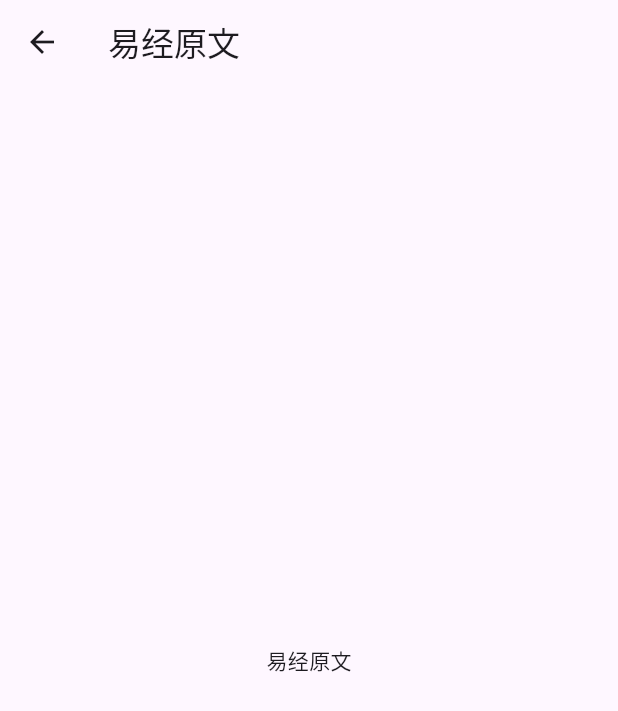
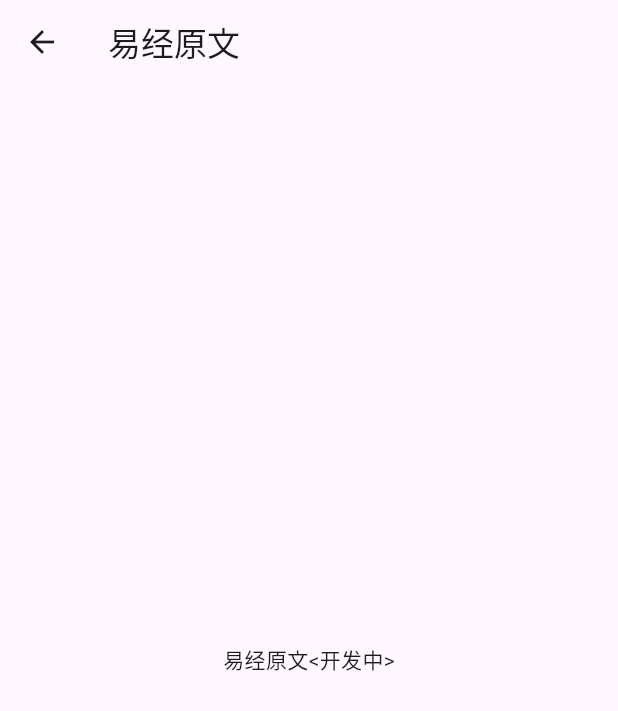
Before and after one commit to dujianchi/meihua, a Flutter app: the YiJing screen opened by its route, on a phone screen of 412 x 824 dp. Shown: the top 711 px of the screen. Run offline on Flutter 3.47's test engine with Material 3 defaults, Android fonts, the phone set to English and light mode, and no system bars; missing offline and left inert: lunar.

Commit message:
有些控件不能用可选择的，不然会和tooltip的长按冲突

```diff
--- a/lib/tu_wen.dart
+++ b/lib/tu_wen.dart
@@ -10,7 +10,7 @@ class TuWen extends StatelessWidget {
         title: const Text('64卦图文'),
       ),
       body: const Center(
-        child: Text('64卦图文'),
+        child: Text('64卦图文<开发中>'),
       ),
     );
   }
--- a/lib/widget/chong_gua.dart
+++ b/lib/widget/chong_gua.dart
@@ -99,7 +99,7 @@ class ChongGua extends StatelessWidget {
         Center(
           child: Tooltip(
             message: Consts.chongGuaStr[name],
-            child: SelectableText(name),
+            child: Text(name),
           ),
         ),
       ],
--- a/lib/widget/gua.dart
+++ b/lib/widget/gua.dart
@@ -148,7 +148,7 @@ class Gua extends StatelessWidget {
           Center(
             child: Tooltip(
               message: Consts.guaStrs[baGua?.name]?.trim(),
-              child: SelectableText(
+              child: Text(
                 baGua?.name ?? '',
                 style: TextStyle(
                   fontSize: 24,
--- a/lib/yi_jing.dart
+++ b/lib/yi_jing.dart
@@ -10,7 +10,7 @@ class YiJing extends StatelessWidget {
         title: const Text('易经原文'),
       ),
       body: const Center(
-        child: Text('易经原文'),
+        child: Text('易经原文<开发中>'),
       ),
     );
   }
```
